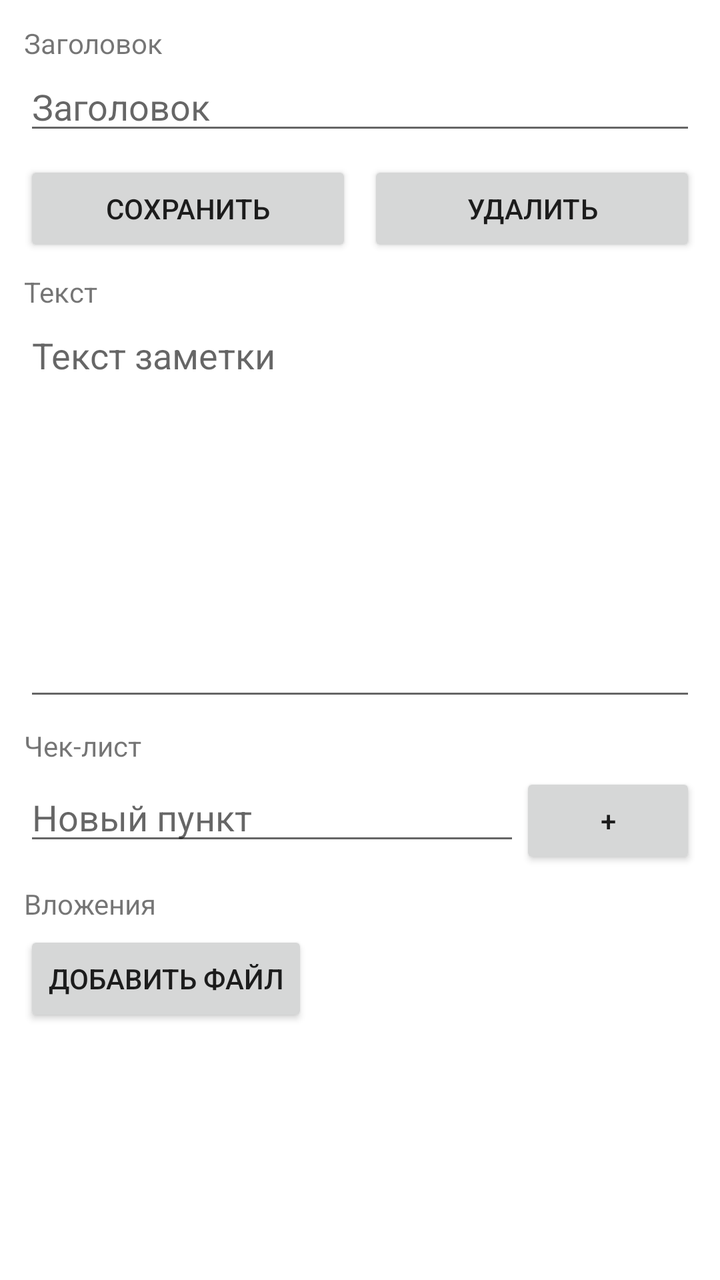
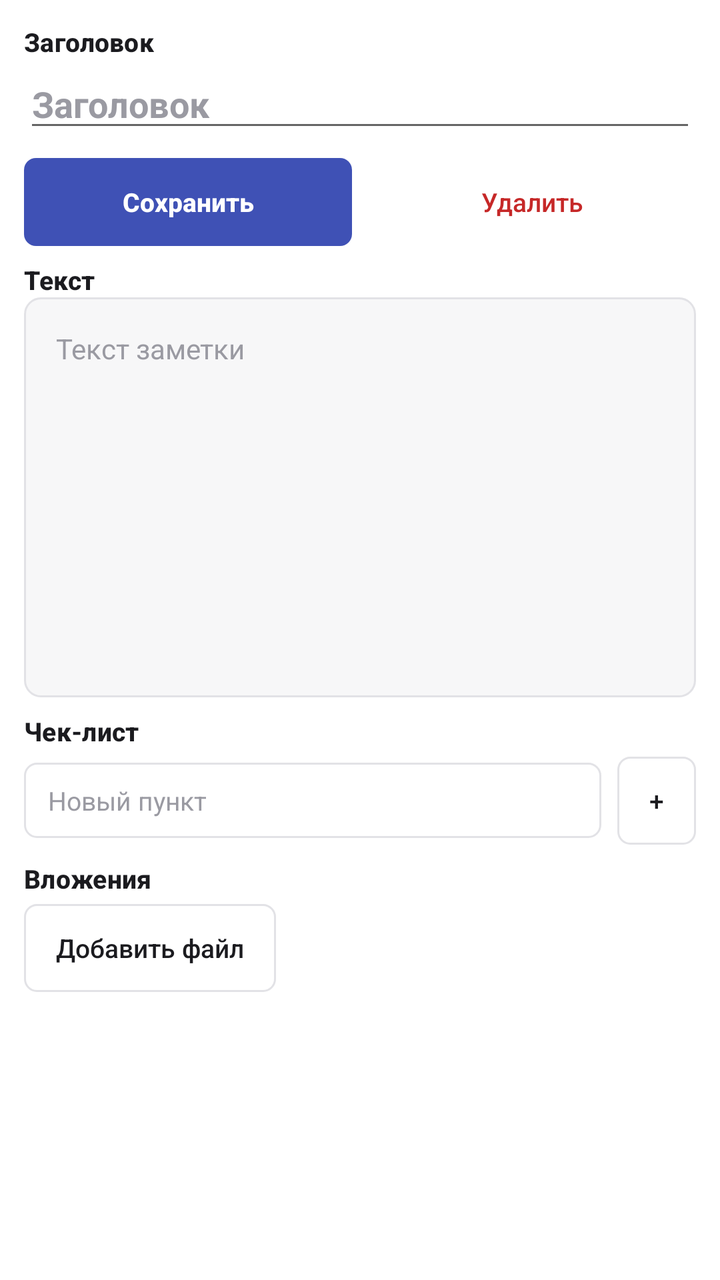

Compare the two renders of this Android layout. The source of the first and the diff that turns it into the second are given below.
<!-- AndroidManifest.xml: application theme Theme.SyncNote -->
<!-- res/layout/activity_editor.xml -->
<?xml version="1.0" encoding="utf-8"?>
<ScrollView xmlns:android="http://schemas.android.com/apk/res/android"
    android:layout_width="match_parent"
    android:layout_height="match_parent"
    android:fillViewport="true">

    <LinearLayout
        android:orientation="vertical"
        android:layout_width="match_parent"
        android:layout_height="wrap_content"
        android:padding="12dp">

        <TextView
            android:layout_width="wrap_content"
            android:layout_height="wrap_content"
            android:text="Заголовок" />

        <EditText
            android:id="@+id/titleBox"
            android:layout_width="match_parent"
            android:layout_height="wrap_content"
            android:hint="Заголовок" />

        <LinearLayout
            android:orientation="horizontal"
            android:layout_width="match_parent"
            android:layout_height="wrap_content"
            android:layout_marginTop="8dp"
            android:layout_marginBottom="8dp">

            <Button
                android:id="@+id/saveButton"
                android:layout_width="0dp"
                android:layout_weight="1"
                android:layout_height="wrap_content"
                android:text="Сохранить" />

            <Button
                android:id="@+id/deleteButton"
                android:layout_width="0dp"
                android:layout_weight="1"
                android:layout_height="wrap_content"
                android:layout_marginStart="8dp"
                android:text="Удалить" />
        </LinearLayout>

        <TextView
            android:layout_width="wrap_content"
            android:layout_height="wrap_content"
            android:text="Текст" />

        <EditText
            android:id="@+id/bodyBox"
            android:layout_width="match_parent"
            android:layout_height="200dp"
            android:gravity="top"
            android:hint="Текст заметки"
            android:inputType="textMultiLine" />

        <TextView
            android:layout_width="wrap_content"
            android:layout_height="wrap_content"
            android:layout_marginTop="8dp"
            android:text="Чек-лист" />

        <LinearLayout
            android:id="@+id/checklistBox"
            android:orientation="vertical"
            android:layout_width="match_parent"
            android:layout_height="wrap_content" />

        <LinearLayout
            android:orientation="horizontal"
            android:layout_width="match_parent"
            android:layout_height="wrap_content"
            android:layout_marginTop="4dp">

            <EditText
                android:id="@+id/newItemBox"
                android:layout_width="0dp"
                android:layout_weight="1"
                android:layout_height="wrap_content"
                android:hint="Новый пункт" />

            <Button
                android:id="@+id/addItemButton"
                android:layout_width="wrap_content"
                android:layout_height="wrap_content"
                android:text="+" />
        </LinearLayout>

        <TextView
            android:layout_width="wrap_content"
            android:layout_height="wrap_content"
            android:layout_marginTop="8dp"
            android:text="Вложения" />

        <LinearLayout
            android:id="@+id/attachmentsBox"
            android:orientation="vertical"
            android:layout_width="match_parent"
            android:layout_height="wrap_content" />

        <Button
            android:id="@+id/addFileButton"
            android:layout_width="wrap_content"
            android:layout_height="wrap_content"
            android:layout_marginTop="4dp"
            android:text="Добавить файл" />
    </LinearLayout>
</ScrollView>
<!-- resources referenced by this layout -->
<resources>
  <!-- unchanged entries left out for length: 5 -->
</resources>

<!-- the commit's change to res/layout/activity_editor.xml (unified diff, before → after) -->
@@ -13,13 +13,18 @@
         <TextView
             android:layout_width="wrap_content"
             android:layout_height="wrap_content"
-            android:text="Заголовок" />
+            android:text="Заголовок"
+            android:textAppearance="@style/TextAppearance.SyncNote.SectionTitle" />
 
         <EditText
             android:id="@+id/titleBox"
             android:layout_width="match_parent"
             android:layout_height="wrap_content"
-            android:hint="Заголовок" />
+            android:hint="Заголовок"
+            android:textSize="18sp"
+            android:textStyle="bold"
+            android:textColor="@color/text_primary"
+            android:textColorHint="@color/text_hint" />
 
         <LinearLayout
             android:orientation="horizontal"
@@ -30,24 +35,29 @@
 
             <Button
                 android:id="@+id/saveButton"
+                style="@style/Widget.SyncNote.Button.Primary"
                 android:layout_width="0dp"
                 android:layout_weight="1"
                 android:layout_height="wrap_content"
-                android:text="Сохранить" />
+                android:text="Сохранить"
+                android:textAllCaps="false" />
 
             <Button
                 android:id="@+id/deleteButton"
+                style="@style/Widget.SyncNote.Button.Danger"
                 android:layout_width="0dp"
                 android:layout_weight="1"
                 android:layout_height="wrap_content"
                 android:layout_marginStart="8dp"
-                android:text="Удалить" />
+                android:text="Удалить"
+                android:textAllCaps="false" />
         </LinearLayout>
 
         <TextView
             android:layout_width="wrap_content"
             android:layout_height="wrap_content"
-            android:text="Текст" />
+            android:text="Текст"
+            android:textAppearance="@style/TextAppearance.SyncNote.SectionTitle" />
 
         <EditText
             android:id="@+id/bodyBox"
@@ -55,13 +65,19 @@
             android:layout_height="200dp"
             android:gravity="top"
             android:hint="Текст заметки"
-            android:inputType="textMultiLine" />
+            android:inputType="textMultiLine"
+            android:background="@drawable/bg_body_field"
+            android:padding="16dp"
+            android:textColor="@color/text_primary"
+            android:textColorHint="@color/text_hint"
+            android:textSize="14sp" />
 
         <TextView
             android:layout_width="wrap_content"
             android:layout_height="wrap_content"
             android:layout_marginTop="8dp"
-            android:text="Чек-лист" />
+            android:text="Чек-лист"
+            android:textAppearance="@style/TextAppearance.SyncNote.SectionTitle" />
 
         <LinearLayout
             android:id="@+id/checklistBox"
@@ -80,12 +96,26 @@
                 android:layout_width="0dp"
                 android:layout_weight="1"
                 android:layout_height="wrap_content"
-                android:hint="Новый пункт" />
+                android:hint="Новый пункт"
+                android:background="@drawable/bg_search_field"
+                android:paddingStart="12dp"
+                android:paddingEnd="12dp"
+                android:paddingTop="10dp"
+                android:paddingBottom="10dp"
+                android:textColor="@color/text_primary"
+                android:textColorHint="@color/text_hint"
+                android:textSize="13sp"
+                android:maxLines="1"
+                android:singleLine="true"
+                android:inputType="text" />
 
             <Button
                 android:id="@+id/addItemButton"
+                style="@style/Widget.SyncNote.Button.Default"
                 android:layout_width="wrap_content"
                 android:layout_height="wrap_content"
+                android:layout_marginStart="8dp"
+                android:minWidth="0dp"
                 android:text="+" />
         </LinearLayout>
 
@@ -93,7 +123,8 @@
             android:layout_width="wrap_content"
             android:layout_height="wrap_content"
             android:layout_marginTop="8dp"
-            android:text="Вложения" />
+            android:text="Вложения"
+            android:textAppearance="@style/TextAppearance.SyncNote.SectionTitle" />
 
         <LinearLayout
             android:id="@+id/attachmentsBox"
@@ -103,9 +134,11 @@
 
         <Button
             android:id="@+id/addFileButton"
+            style="@style/Widget.SyncNote.Button.Default"
             android:layout_width="wrap_content"
             android:layout_height="wrap_content"
             android:layout_marginTop="4dp"
-            android:text="Добавить файл" />
+            android:text="Добавить файл"
+            android:textAllCaps="false" />
     </LinearLayout>
 </ScrollView>
<!-- resource entries referenced after the edit -->
@@ -1,5 +1,122 @@
 <!-- resources referenced by this layout -->
 <resources>
+  <color name="text_hint">#9A9AA2</color>
+  <color name="text_primary">#1B1B1F</color>
+  <!-- drawable bg_body_field (drawable) -->
+  <?xml version="1.0" encoding="utf-8"?>
+  <selector xmlns:android="http://schemas.android.com/apk/res/android">
+      <item android:state_focused="true">
+          <shape android:shape="rectangle">
+              <solid android:color="@color/bg_card" />
+              <stroke
+                  android:width="1dp"
+                  android:color="@color/sync_accent" />
+              <corners android:radius="8dp" />
+          </shape>
+      </item>
+      <item>
+          <shape android:shape="rectangle">
+              <solid android:color="@color/bg_surface" />
+              <stroke
+                  android:width="1dp"
+                  android:color="@color/border_line" />
+              <corners android:radius="8dp" />
+          </shape>
+      </item>
+  </selector>
+  <!-- drawable bg_search_field (drawable) -->
+  <?xml version="1.0" encoding="utf-8"?>
+  <shape xmlns:android="http://schemas.android.com/apk/res/android"
+      android:shape="rectangle">
+      <solid android:color="@color/bg_card" />
+      <stroke
+          android:width="1dp"
+          android:color="@color/border_line" />
+      <corners android:radius="6dp" />
+  </shape>
+  <style name="TextAppearance.SyncNote.SectionTitle" parent="TextAppearance.MaterialComponents.Subtitle2">
+          <item name="android:textColor">@color/text_primary</item>
+          <item name="android:textStyle">bold</item>
+          <item name="android:textSize">13sp</item>
+      </style>
+  <style name="Widget.SyncNote.Button.Danger" parent="">
+          <item name="android:background">@drawable/bg_button_danger</item>
+          <item name="android:textColor">@color/status_err_fg</item>
+          <item name="android:textSize">13sp</item>
+          <item name="android:stateListAnimator">@null</item>
+          <item name="android:minHeight">44dp</item>
+          <item name="android:paddingStart">16dp</item>
+          <item name="android:paddingEnd">16dp</item>
+      </style>
+  <style name="Widget.SyncNote.Button.Default" parent="">
+          <item name="android:background">@drawable/bg_button_default_selector</item>
+          <item name="android:textColor">@color/text_primary</item>
+          <item name="android:textSize">13sp</item>
+          <item name="android:stateListAnimator">@null</item>
+          <item name="android:minHeight">44dp</item>
+          <item name="android:paddingStart">16dp</item>
+          <item name="android:paddingEnd">16dp</item>
+      </style>
+  <style name="Widget.SyncNote.Button.Primary" parent="">
+          <item name="android:background">@drawable/bg_button_primary_selector</item>
+          <item name="android:textColor">@color/text_on_accent</item>
+          <item name="android:textSize">13sp</item>
+          <item name="android:textStyle">bold</item>
+          <item name="android:stateListAnimator">@null</item>
+          <item name="android:minHeight">44dp</item>
+          <item name="android:paddingStart">16dp</item>
+          <item name="android:paddingEnd">16dp</item>
+      </style>
+  <color name="bg_card">#FFFFFF</color>
+  <color name="bg_surface">#F7F7F8</color>
+  <color name="border_line">#E2E2E6</color>
+  <!-- drawable bg_button_danger (drawable) -->
+  <?xml version="1.0" encoding="utf-8"?>
+  <shape xmlns:android="http://schemas.android.com/apk/res/android"
+      android:shape="rectangle">
+      <solid android:color="@android:color/transparent" />
+      <corners android:radius="6dp" />
+  </shape>
+  <color name="status_err_fg">#C62828</color>
+  <!-- drawable bg_button_default_selector (drawable) -->
+  <?xml version="1.0" encoding="utf-8"?>
+  <selector xmlns:android="http://schemas.android.com/apk/res/android">
+      <item android:state_pressed="true">
+          <shape android:shape="rectangle">
+              <solid android:color="@color/bg_hover" />
+              <stroke
+                  android:width="1dp"
+                  android:color="@color/border_line" />
+              <corners android:radius="6dp" />
+          </shape>
+      </item>
+      <item>
+          <shape android:shape="rectangle">
+              <solid android:color="@color/bg_card" />
+              <stroke
+                  android:width="1dp"
+                  android:color="@color/border_line" />
+              <corners android:radius="6dp" />
+          </shape>
+      </item>
+  </selector>
+  <!-- drawable bg_button_primary_selector (drawable) -->
+  <?xml version="1.0" encoding="utf-8"?>
+  <selector xmlns:android="http://schemas.android.com/apk/res/android">
+      <item android:state_pressed="true">
+          <shape android:shape="rectangle">
+              <solid android:color="@color/sync_accent_dark" />
+              <corners android:radius="6dp" />
+          </shape>
+      </item>
+      <item>
+          <shape android:shape="rectangle">
+              <solid android:color="@color/sync_accent" />
+              <corners android:radius="6dp" />
+          </shape>
+      </item>
+  </selector>
+  <color name="bg_hover">#F7F7F8</color>
   <!-- unchanged entries left out for length: 5 -->
 </resources>
 
